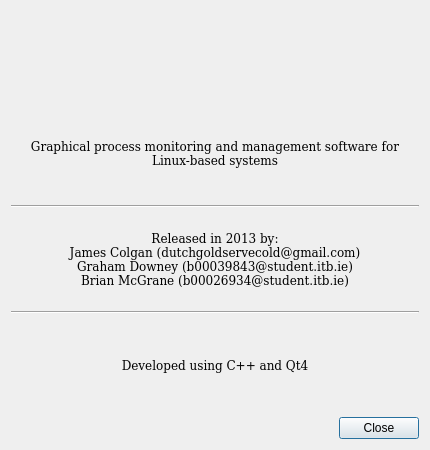
Before: the Qt Designer form info.ui in dutchgold92/TaskStalker, drawn with Qt 5.
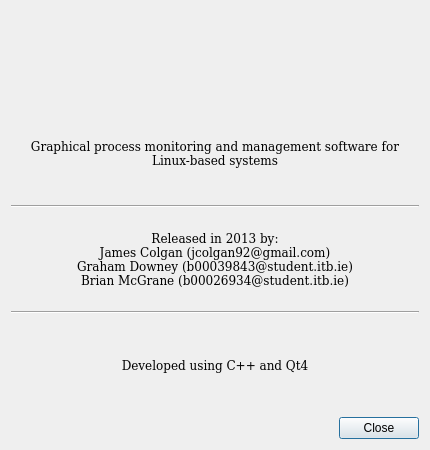
After: the same form once the commit is applied. Icons and pictures are not drawn.

Diff of the .ui file:
```diff
--- a/info.ui
+++ b/info.ui
@@ -74,7 +74,7 @@
      </property>
      <property name="text">
       <string>Released in 2013 by:
-James Colgan (dutchgoldservecold@gmail.com)
+James Colgan (jcolgan92@gmail.com)
 Graham Downey (b00039843@student.itb.ie)
 Brian McGrane (b00026934@student.itb.ie)</string>
      </property>
```
